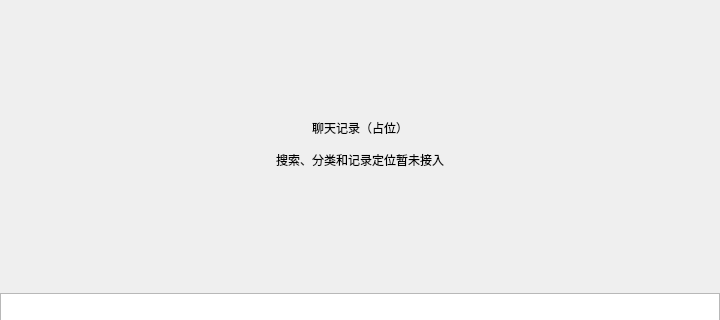
Old version of the form CppChat/dialogs/chathistorydialog.ui in the repository Algebraaaa/CppChat; both pictures show x 0 to 720 and y 148 to 468 of the 720 by 780 pixel window.
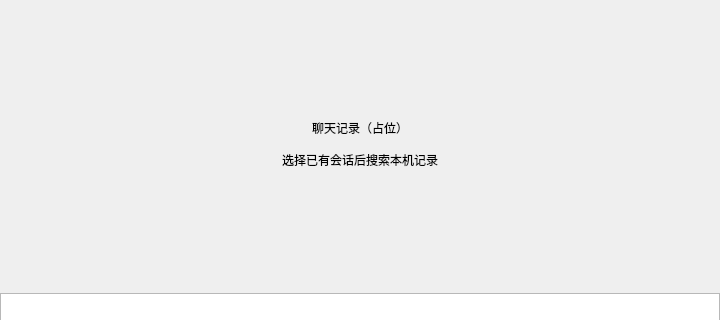
New version of the form.

What changed in the file:
```diff
--- a/CppChat/dialogs/chathistorydialog.ui
+++ b/CppChat/dialogs/chathistorydialog.ui
@@ -388,7 +388,7 @@
        <item>
         <widget class="QLabel" name="empty_description">
          <property name="text">
-          <string>搜索、分类和记录定位暂未接入</string>
+          <string>选择已有会话后搜索本机记录</string>
          </property>
          <property name="textFormat">
           <enum>Qt::PlainText</enum>
```
Left out of the diff: 2 changed lines with no effect on the pictures.
